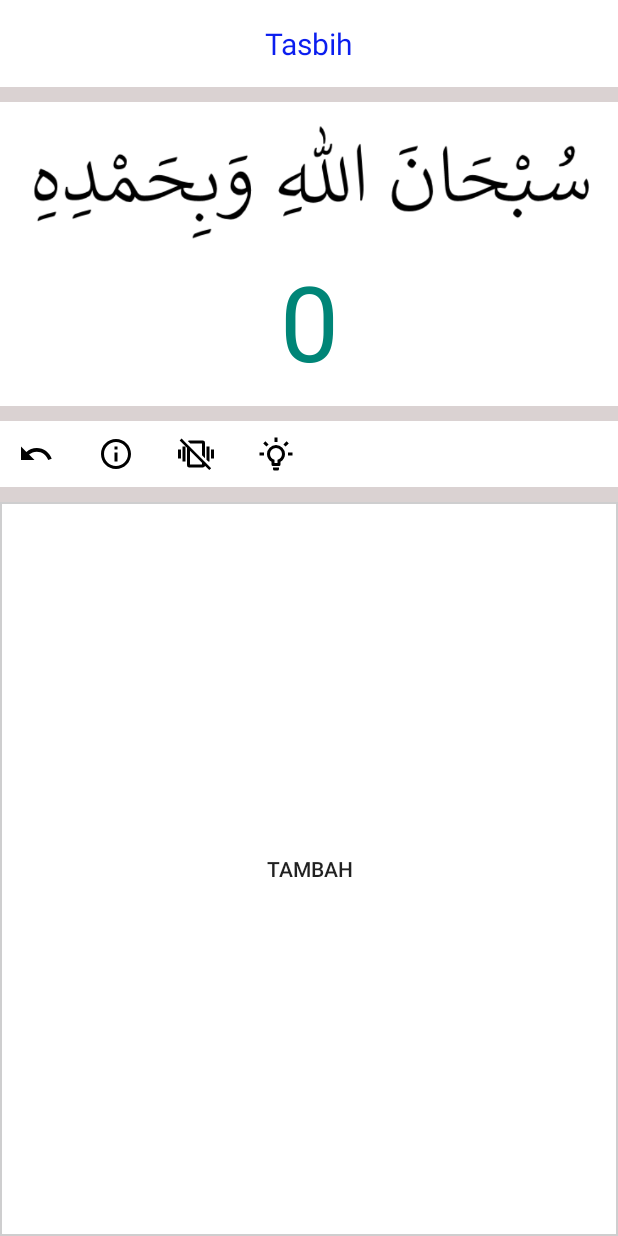
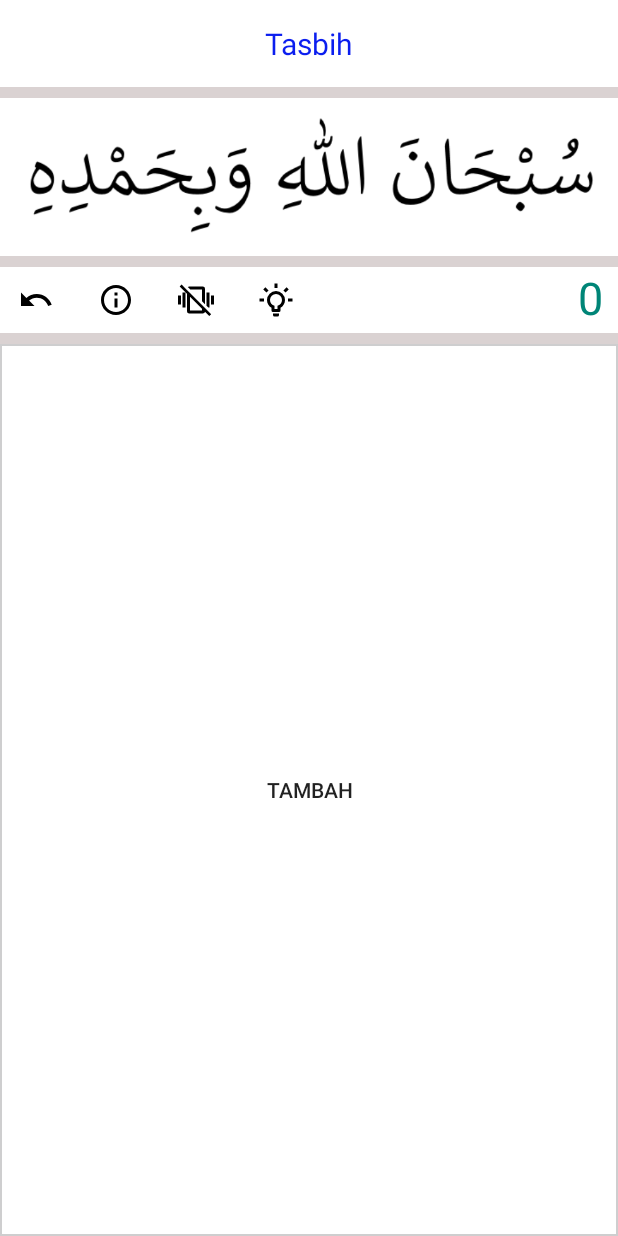
Before and after one commit to ibadguthwara/DuaCounter, an Android app: the DzikirTasbih screen opened directly, with no data from a screen before it, on a phone screen of 412 x 824 dp. Run offline under Robolectric (Android 15) with nearby library versions, the phone set to English and light mode, and no system bars.

Commit message:
- update version to 1.1.1 - pindah lokasi untuk angka counter - update marginTop jadi 7 dp

```diff
--- a/app/src/main/res/layout/activity_dzikir_tasbih.xml
+++ b/app/src/main/res/layout/activity_dzikir_tasbih.xml
@@ -21,8 +21,8 @@
         android:layout_width="match_parent"
         android:layout_height="wrap_content"
         android:orientation="vertical"
-        android:layout_marginTop="10dp"
-        android:padding="10dp"
+        android:layout_marginTop="7dp"
+        android:padding="7dp"
         android:background="@color/colorWhite">
 
         <ImageView
@@ -31,23 +31,14 @@
             android:src="@drawable/img_dzikir_tasbih"
             android:scaleType="fitXY"
             android:adjustViewBounds="true"/>
+    </LinearLayout>
 
-        <TextView
-            android:id="@+id/jumlah_hitung_dzikir_1"
-            android:layout_width="match_parent"
-            android:layout_height="wrap_content"
-            android:textColor="@color/colorPrimary"
-            android:text="0"
-            android:textSize="70sp"
-            android:textAlignment="center"/>
-
-    </LinearLayout>
     <LinearLayout
         android:layout_width="match_parent"
         android:layout_height="wrap_content"
         android:orientation="horizontal"
         android:background="@color/colorWhite"
-        android:layout_marginTop="10dp">
+        android:layout_marginTop="7dp">
         <ImageButton
             android:id="@+id/btn_kurangi_1"
             android:layout_width="wrap_content"
@@ -74,12 +65,23 @@
             android:layout_width="wrap_content"
             android:layout_height="wrap_content"
             android:src="@drawable/ic_lightbulb_on_outline"
+            android:layout_marginEnd="5dp"
             android:backgroundTintMode="screen"/>
+        <TextView
+            android:id="@+id/jumlah_hitung_dzikir_1"
+            android:layout_width="match_parent"
+            android:layout_height="match_parent"
+            android:layout_marginEnd="10dp"
+            android:textColor="@color/colorPrimary"
+            android:text="0"
+            android:textSize="30sp"
+            android:textAlignment="textEnd"/>
     </LinearLayout>
+
     <RelativeLayout
         android:layout_width="match_parent"
         android:layout_height="wrap_content"
-        android:layout_marginTop="10dp">
+        android:layout_marginTop="7dp">
         <Button
             android:id="@+id/btn_tambahi_1"
             android:layout_width="match_parent"
```
Also changed, not shown: app/src/main/res/layout/activity_dzikir_istighfar.xml (+18 -7 lines), app/src/main/res/layout/activity_dzikir_lailatul_qodr.xml (+15 -14 lines), app/src/main/res/layout/activity_dzikir_tahlil.xml (+16 -15 lines).
